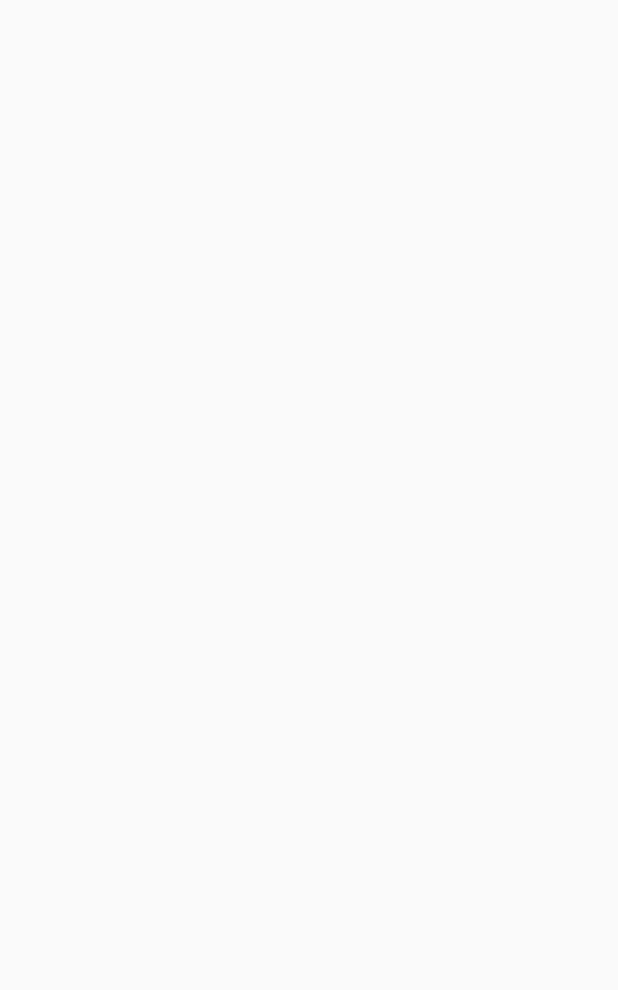
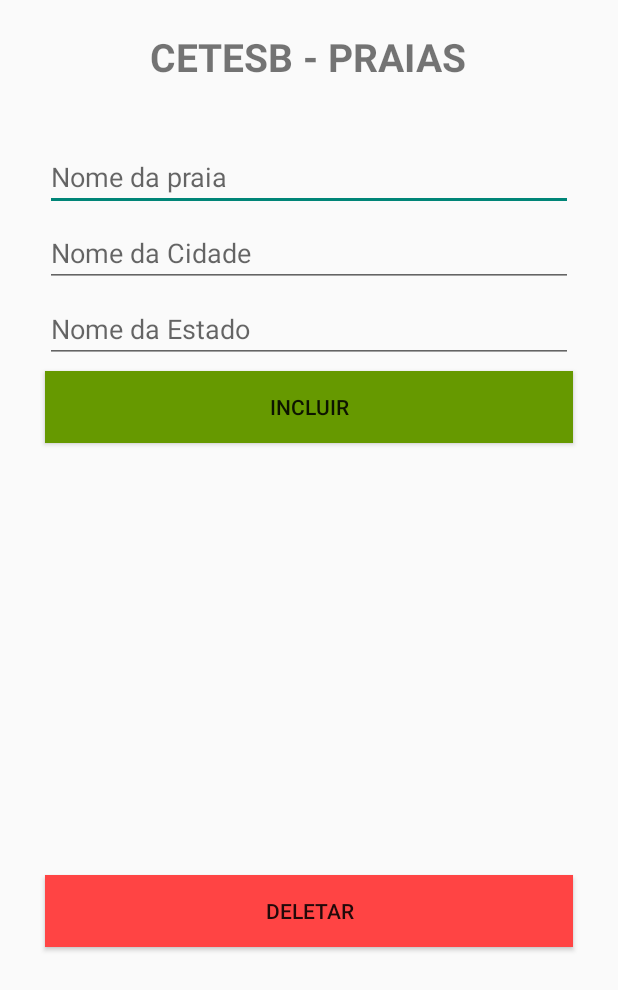
Before and after one commit to Rafoshi/gs-android, an Android app built with Jetpack Compose: the screen it shows after launch (MainActivity), on a phone screen of 412 x 824 dp. Before the commit the part shown is empty. Shown: the top 990 px of the screen. Run offline under Robolectric (Android 15) with nearby library versions, the phone set to English and light mode, and no system bars.

```diff
--- a/app/build.gradle
+++ b/app/build.gradle
@@ -64,4 +64,5 @@ dependencies {
     androidTestImplementation 'androidx.compose.ui:ui-test-junit4'
     debugImplementation 'androidx.compose.ui:ui-tooling'
     debugImplementation 'androidx.compose.ui:ui-test-manifest'
+    implementation("androidx.recyclerview:recyclerview:1.3.2")
 }
--- a/app/src/main/java/rafoshi/com/rafaelioshi_rm93102_modelo_recyclerview/MainActivity.kt
+++ b/app/src/main/java/rafoshi/com/rafaelioshi_rm93102_modelo_recyclerview/MainActivity.kt
@@ -1,19 +1,62 @@
 package rafoshi.com.rafaelioshi_rm93102_modelo_recyclerview
 
 import android.os.Bundle
+import android.widget.Button
+import android.widget.EditText
 import androidx.activity.ComponentActivity
-import androidx.activity.compose.setContent
-import androidx.compose.foundation.layout.fillMaxSize
-import androidx.compose.material3.MaterialTheme
-import androidx.compose.material3.Surface
-import androidx.compose.material3.Text
-import androidx.compose.runtime.Composable
-import androidx.compose.ui.Modifier
-import androidx.compose.ui.tooling.preview.Preview
-import rafoshi.com.rafaelioshi_rm93102_modelo_recyclerview.ui.theme.RafaelIoshi_RM93102_modelo_recyclerViewTheme
+import androidx.recyclerview.widget.RecyclerView
+import rafoshi.com.rafaelioshi_rm93102_modelo_recyclerview.adapter.ItemsAdapter
+import rafoshi.com.rafaelioshi_rm93102_modelo_recyclerview.model.ItemModel
 
 class MainActivity : ComponentActivity() {
     override fun onCreate(savedInstanceState: Bundle?) {
         super.onCreate(savedInstanceState)
+        this.setTitle("CETESB - Praias")
+
+        setContentView(R.layout.activity_main)
+
+        val recyclerView = findViewById<RecyclerView>(R.id.recyclerViewId)
+        val itemsAdapter = ItemsAdapter()
+        recyclerView.adapter = itemsAdapter
+
+        val incluirButton = findViewById<Button>(R.id.btnIncluir)
+        val deleteButton = findViewById<Button>(R.id.btnDeletar)
+        val txtPraia = findViewById<EditText>(R.id.editTxtPraia)
+        val txtCidade = findViewById<EditText>(R.id.editTxtCidade)
+        val txtEstado = findViewById<EditText>(R.id.editTxtEstado)
+
+
+        deleteButton.setOnClickListener{
+            itemsAdapter.removeAll()
+        }
+
+        incluirButton.setOnClickListener{
+            if(txtPraia.text.isEmpty()){
+                txtPraia.error = "Preencha um valor"
+                return@setOnClickListener
+            }
+            if(txtCidade.text.isEmpty()) {
+                txtCidade.error = "Preencha um valor"
+                return@setOnClickListener
+            }
+            if(txtEstado.text.isEmpty()) {
+                txtEstado.error = "Preencha um valor"
+                return@setOnClickListener
+            }
+
+            val item = ItemModel(
+                praia = txtPraia.text.toString(),
+                cidade = txtCidade.text.toString(),
+                estado = txtEstado.text.toString(),
+                onRemove = {
+                    itemsAdapter.removeItem(it)
+                }
+            )
+
+            itemsAdapter.addItem(item)
+            txtPraia.text.clear()
+            txtCidade.text.clear()
+            txtEstado.text.clear()
+        }
     }
 }
--- /dev/null
+++ b/app/src/main/java/rafoshi/com/rafaelioshi_rm93102_modelo_recyclerview/model/ItemModel.kt
@@ -0,0 +1,3 @@
+package rafoshi.com.rafaelioshi_rm93102_modelo_recyclerview.model
+
+data class ItemModel(val praia: String,val cidade: String,val estado: String, val onRemove: (ItemModel) -> Unit)
--- /dev/null
+++ b/app/src/main/res/drawable/baseline_delete_24.xml
@@ -0,0 +1,5 @@
+<vector android:height="24dp" android:tint="#000000"
+    android:viewportHeight="24" android:viewportWidth="24"
+    android:width="24dp" xmlns:android="http://schemas.android.com/apk/res/android">
+    <path android:fillColor="@android:color/white" android:pathData="M6,19c0,1.1 0.9,2 2,2h8c1.1,0 2,-0.9 2,-2V7H6v12zM19,4h-3.5l-1,-1h-5l-1,1H5v2h14V4z"/>
+</vector>
--- /dev/null
+++ b/app/src/main/res/layout/activity_main.xml
@@ -0,0 +1,68 @@
+<?xml version="1.0" encoding="utf-8"?>
+<LinearLayout xmlns:android="http://schemas.android.com/apk/res/android"
+    xmlns:app="http://schemas.android.com/apk/res-auto"
+    android:orientation="vertical"
+    android:layout_width="match_parent"
+    android:layout_height="match_parent">
+
+    <TextView
+        android:layout_width="wrap_content"
+        android:layout_height="wrap_content"
+        android:layout_marginTop="20dp"
+        android:layout_marginStart="100dp"
+        android:textStyle="bold"
+        android:textSize="26dp"
+        android:text="CETESB - PRAIAS"></TextView>
+
+    <EditText
+        android:id="@+id/editTxtPraia"
+        android:layout_width="match_parent"
+        android:layout_marginTop="40dp"
+        android:layout_marginStart="30dp"
+        android:layout_marginEnd="30dp"
+        android:hint="Nome da praia"
+        android:layout_height="wrap_content"></EditText>
+    <EditText
+        android:id="@+id/editTxtCidade"
+        android:layout_width="match_parent"
+        android:layout_marginStart="30dp"
+        android:layout_marginTop="5dp"
+        android:layout_marginEnd="30dp"
+        android:hint="Nome da Cidade"
+        android:layout_height="wrap_content"></EditText>
+    <EditText
+        android:id="@+id/editTxtEstado"
+        android:layout_width="match_parent"
+        android:layout_marginTop="5dp"
+        android:layout_marginStart="30dp"
+        android:layout_marginEnd="30dp"
+        android:hint="Nome da Estado"
+        android:layout_height="wrap_content"></EditText>
+
+    <Button
+        android:id="@+id/btnIncluir"
+        android:layout_marginTop="5dp"
+        android:layout_width="match_parent"
+        android:layout_marginStart="30dp"
+        android:layout_marginEnd="30dp"
+        android:layout_height="wrap_content"
+        android:background="@android:color/holo_green_dark"
+        android:text="Incluir"></Button>
+    <androidx.recyclerview.widget.RecyclerView
+        android:id="@+id/recyclerViewId"
+        android:layout_width="match_parent"
+        android:layout_marginStart="30dp"
+        android:layout_marginEnd="30dp"
+        android:layout_height="288dp"
+        app:layoutManager="androidx.recyclerview.widget.LinearLayoutManager"></androidx.recyclerview.widget.RecyclerView>
+
+    <Button
+        android:id="@+id/btnDeletar"
+        android:layout_width="match_parent"
+        android:layout_height="wrap_content"
+        android:layout_marginStart="30dp"
+        android:layout_marginEnd="30dp"
+        android:background="@android:color/holo_red_light"
+        android:text="Deletar"></Button>
+
+</LinearLayout>
```
Also changed, not shown: app/src/main/java/rafoshi/com/rafaelioshi_rm93102_modelo_recyclerview/adapter/ItemsAdapter.kt (added, +60 -0 lines), app/src/main/res/layout/item_layout.xml (added, +38 -0 lines).
